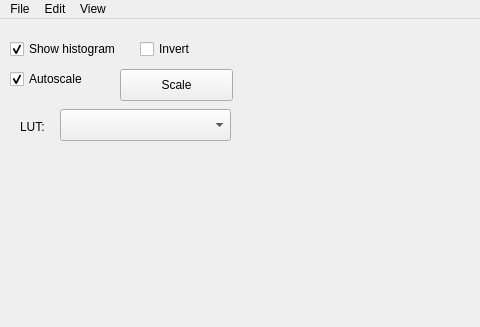
Qt form frappe/ui/main_window.ui (DomenicN/Frappe) before a commit; both pictures show x 0 to 480 and y 0 to 327 of the 900 by 600 pixel window.
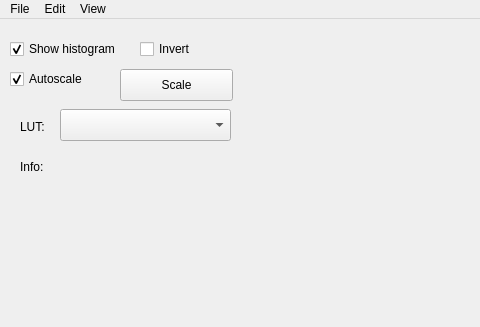
The same form after that commit. Custom widgets are drawn as their Qt base class.

```diff
--- a/frappe/ui/main_window.ui
+++ b/frappe/ui/main_window.ui
@@ -206,6 +206,19 @@
      <string>LUT:</string>
     </property>
    </widget>
+   <widget class="QLabel" name="info_label">
+    <property name="geometry">
+     <rect>
+      <x>20</x>
+      <y>140</y>
+      <width>60</width>
+      <height>16</height>
+     </rect>
+    </property>
+    <property name="text">
+     <string>Info:</string>
+    </property>
+   </widget>
   </widget>
   <widget class="QMenuBar" name="menubar">
    <property name="geometry">
```
Left out of the diff: 11 changed lines with no effect on the pictures.
